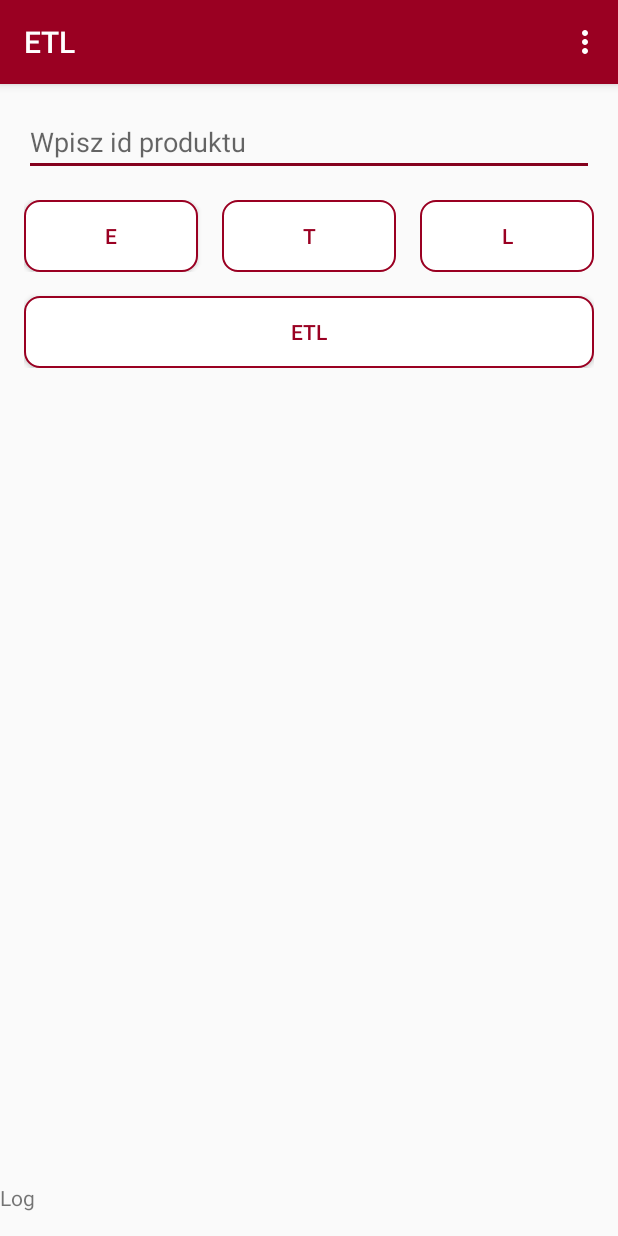
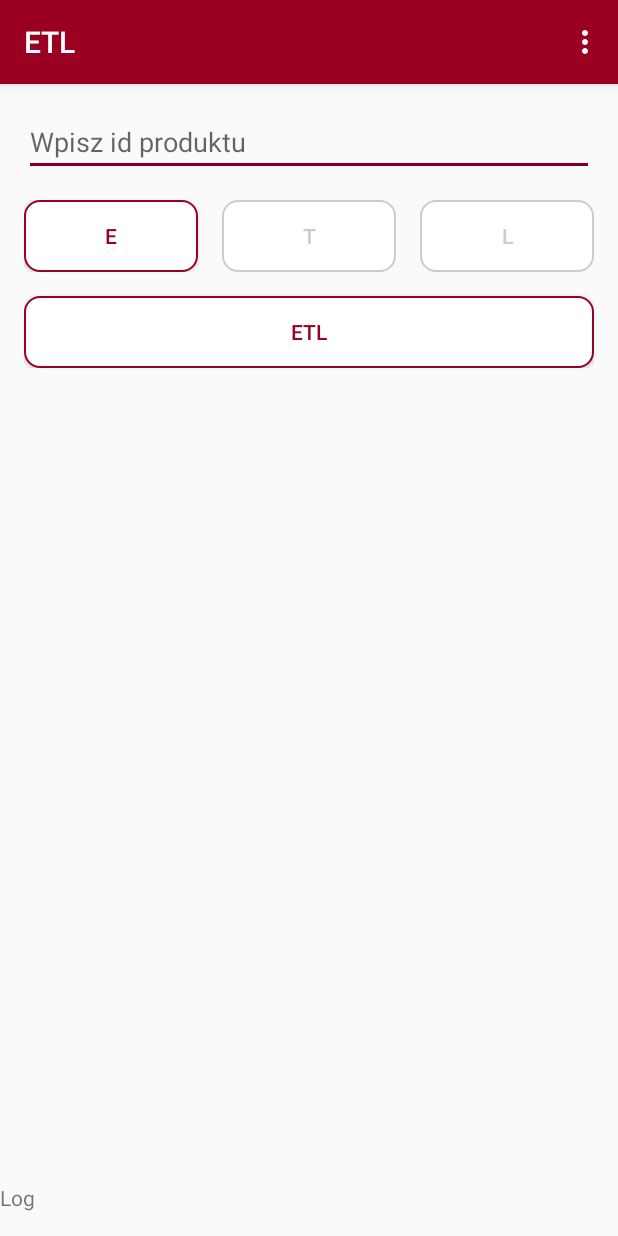
Before and after one commit to szymonnn/ETLProcess, an Android app: the screen it shows after launch (MainActivity), on a phone screen of 412 x 824 dp. Run offline under Robolectric (Android 15) with nearby library versions, the phone set to English and light mode, and no system bars; our stand-ins replace ButterKnife, Volley; libraries missing offline, so code that uses them is left out: io.realm; 2 statements that could not run were skipped.

```diff
--- a/app/src/main/res/layout/activity_main.xml
+++ b/app/src/main/res/layout/activity_main.xml
@@ -47,8 +47,8 @@
                 android:layout_height="wrap_content"
                 android:layout_gravity="center"
                 android:enabled="false"
-                android:textColor="@color/colorPrimary"
-                android:background="@drawable/button_background"
+                android:textColor="#cccccc"
+                android:background="@drawable/button_background_grey"
                 android:layout_marginRight="8dp"
                 android:layout_marginLeft="8dp"
                 android:text="T" />
@@ -60,8 +60,8 @@
                 android:layout_height="wrap_content"
                 android:layout_gravity="center"
                 android:enabled="false"
-                android:textColor="@color/colorPrimary"
-                android:background="@drawable/button_background"
+                android:textColor="#cccccc"
+                android:background="@drawable/button_background_grey"
                 android:layout_marginLeft="8dp"
                 android:text="L" />
         </LinearLayout>
```
